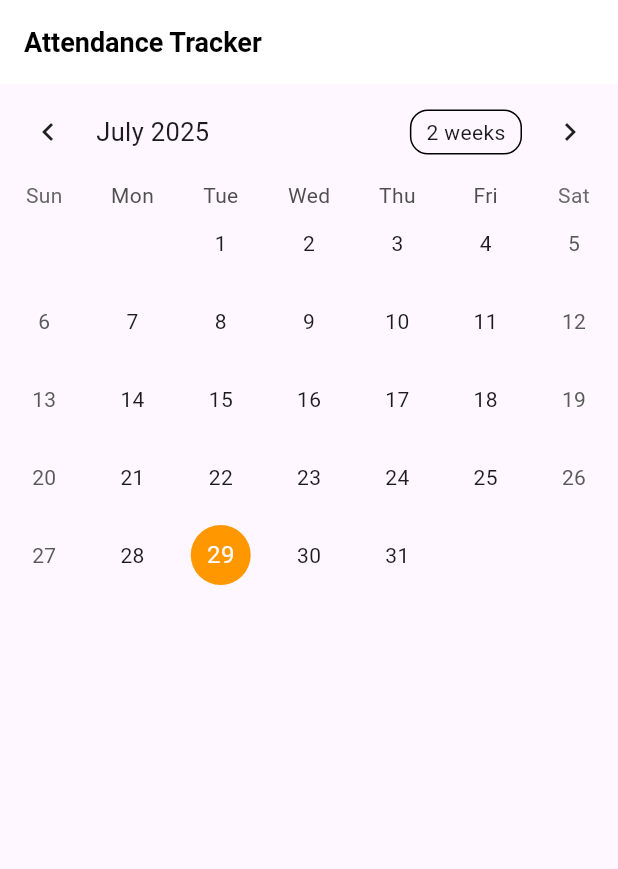
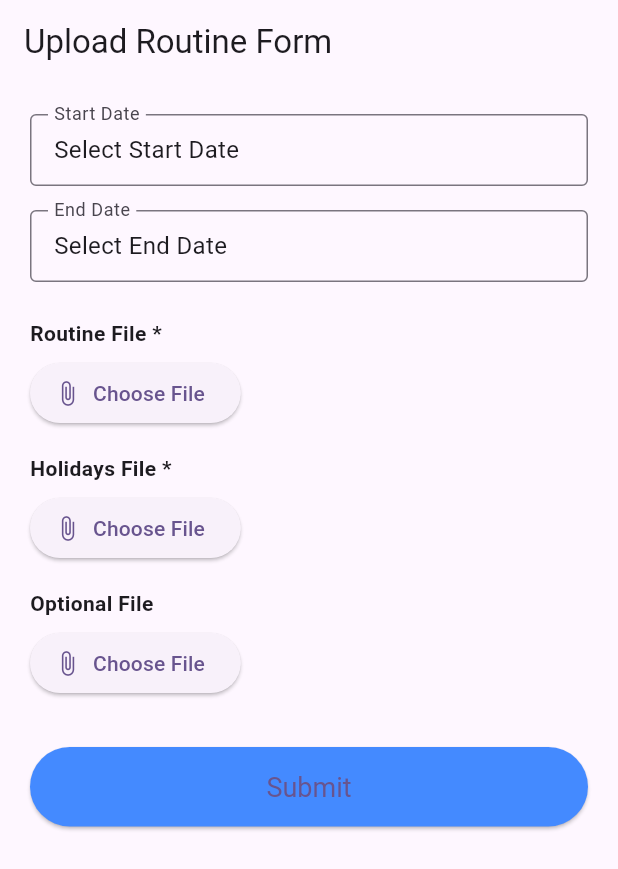
Before and after one commit to cgcb-01/Dart_And_Flutter_Cheatshett, a Flutter app: the screen it shows after launch, on a phone screen of 412 x 824 dp. Shown: the top 869 px of the screen. Run offline on Flutter 3.47's test engine with Material 3 defaults, Android fonts, the phone set to English and light mode, and no system bars; drawn by our look-alikes of table_calendar; our stand-ins replace file_picker, firebase_core; accounts and stored records are empty.

Commit message:
updating the app

```diff
--- a/Small dart Programs/lib/func-rockPaperScissor.dart
+++ b/Small dart Programs/lib/func-rockPaperScissor.dart
@@ -24,7 +24,7 @@ String computerMove() {
 // Function to determine the winner
 String determineWinner(String player, String computer) {
   if (player == computer) {
-    return "It's a tie!";
+    return "It's a tie";
   } else if ((player == 'rock' && computer == 'scissors') ||
       (player == 'paper' && computer == 'rock') ||
       (player == 'scissors' && computer == 'paper')) {
--- /dev/null
+++ b/demo_app_learning/lib/Pages/Form.dart
@@ -0,0 +1,158 @@
+import 'package:flutter/material.dart';
+import 'package:file_picker/file_picker.dart';
+
+void main() {
+  runApp(MaterialApp(home: FormPage()));
+}
+
+class FormPage extends StatefulWidget {
+  @override
+  _FormPageState createState() => _FormPageState();
+}
+
+class _FormPageState extends State<FormPage> {
+  DateTime? startDate;
+  DateTime? endDate;
+
+  PlatformFile? routineFile;
+  PlatformFile? holidaysFile;
+  PlatformFile? optionalFile;
+
+  final _formKey = GlobalKey<FormState>();
+
+  Future<void> pickDate({required bool isStart}) async {
+    final picked = await showDatePicker(
+      context: context,
+      initialDate: DateTime.now(),
+      firstDate: DateTime(2020),
+      lastDate: DateTime(2100),
+    );
+    if (picked != null) {
+      setState(() {
+        if (isStart) {
+          startDate = picked;
+        } else {
+          endDate = picked;
+        }
+      });
+    }
+  }
+
+  Future<void> pickFile(Function(PlatformFile) onFilePicked) async {
+    final result = await FilePicker.platform.pickFiles();
+    if (result != null && result.files.isNotEmpty) {
+      onFilePicked(result.files.first);
+    }
+  }
+
+  void submitForm() {
+    if (startDate == null ||
+        endDate == null ||
+        routineFile == null ||
+        holidaysFile == null) {
+      ScaffoldMessenger.of(context).showSnackBar(
+        SnackBar(content: Text("Please fill all required fields")),
+      );
+      return;
+    }
+
+    // Process the data here
+    print("Start Date: $startDate");
+    print("End Date: $endDate");
+    print("Routine File: ${routineFile!.name}");
+    print("Holidays File: ${holidaysFile!.name}");
+    if (optionalFile != null) {
+      print("Optional File: ${optionalFile!.name}");
+    }
+
+    ScaffoldMessenger.of(
+      context,
+    ).showSnackBar(SnackBar(content: Text("Form Submitted")));
+  }
+
+  Widget buildDatePicker(String label, DateTime? date, VoidCallback onTap) {
+    return InkWell(
+      onTap: onTap,
+      child: InputDecorator(
+        decoration: InputDecoration(
+          labelText: label,
+          border: OutlineInputBorder(),
+          contentPadding: EdgeInsets.all(12),
+        ),
+        child: Text(
+          date != null ? "${date.toLocal()}".split(' ')[0] : "Select $label",
+          style: TextStyle(fontSize: 16),
+        ),
+      ),
+    );
+  }
+
+  Widget buildFilePicker(
+    String label,
+    PlatformFile? file,
+    VoidCallback onPick,
+  ) {
+    return Column(
+      crossAxisAlignment: CrossAxisAlignment.start,
+      children: [
+        Text(label, style: TextStyle(fontWeight: FontWeight.bold)),
+        SizedBox(height: 6),
+        ElevatedButton.icon(
+          onPressed: onPick,
+          icon: Icon(Icons.attach_file),
+          label: Text(file != null ? file.name : "Choose File"),
+        ),
+      ],
+    );
+  }
+
+  @override
+  Widget build(BuildContext context) {
+    return Scaffold(
+      appBar: AppBar(title: Text("Upload Routine Form")),
+      body: Padding(
+        padding: const EdgeInsets.all(20.0),
+        child: Form(
+          key: _formKey,
+          child: ListView(
+            children: [
+              buildDatePicker(
+                "Start Date",
+                startDate,
+                () => pickDate(isStart: true),
+              ),
+              SizedBox(height: 16),
+              buildDatePicker(
+                "End Date",
+                endDate,
+                () => pickDate(isStart: false),
+              ),
+              SizedBox(height: 24),
+              buildFilePicker("Routine File *", routineFile, () {
+                pickFile((file) => setState(() => routineFile = file));
+              }),
+              SizedBox(height: 16),
+              buildFilePicker("Holidays File *", holidaysFile, () {
+                pickFile((file) => setState(() => holidaysFile = file));
+              }),
+              SizedBox(height: 16),
+              buildFilePicker("Optional File", optionalFile, () {
+                pickFile((file) => setState(() => optionalFile = file));
+              }),
+              SizedBox(height: 32),
+              ElevatedButton(
+                onPressed: submitForm,
+                style: ElevatedButton.styleFrom(
+                  padding: EdgeInsets.symmetric(vertical: 16),
+                  backgroundColor: Colors.blueAccent,
+                  textStyle: TextStyle(fontSize: 18),
+                ),
+                child: Text("Submit"),
+              ),
+            ],
+          ),
+        ),
+      ),
+    );
+  }
+}
--- a/demo_app_learning/lib/main.dart
+++ b/demo_app_learning/lib/main.dart
@@ -1,5 +1,5 @@
 import 'package:flutter/material.dart';
-import './Pages/home.dart';
+import './Pages/Form.dart';
 
 void main() {
   runApp(
@@ -8,7 +8,7 @@ void main() {
       theme: ThemeData(
         colorScheme: ColorScheme.fromSeed(seedColor: Colors.deepPurple),
       ),
-      home: const HomePage(),
+      home: FormPage(),
     ),
   );
 }
```
Also changed, not shown: demo_app_learning/pubspec.yaml (+5 -4 lines), demo_app_learning/pubspec.lock, 1 other file.
